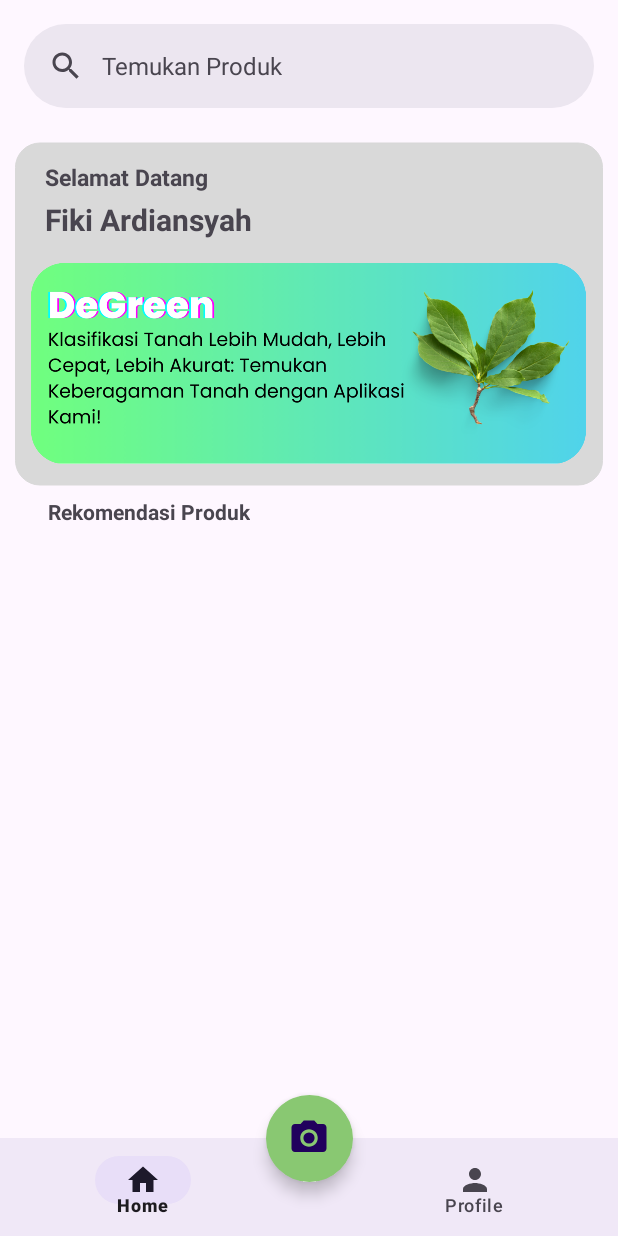
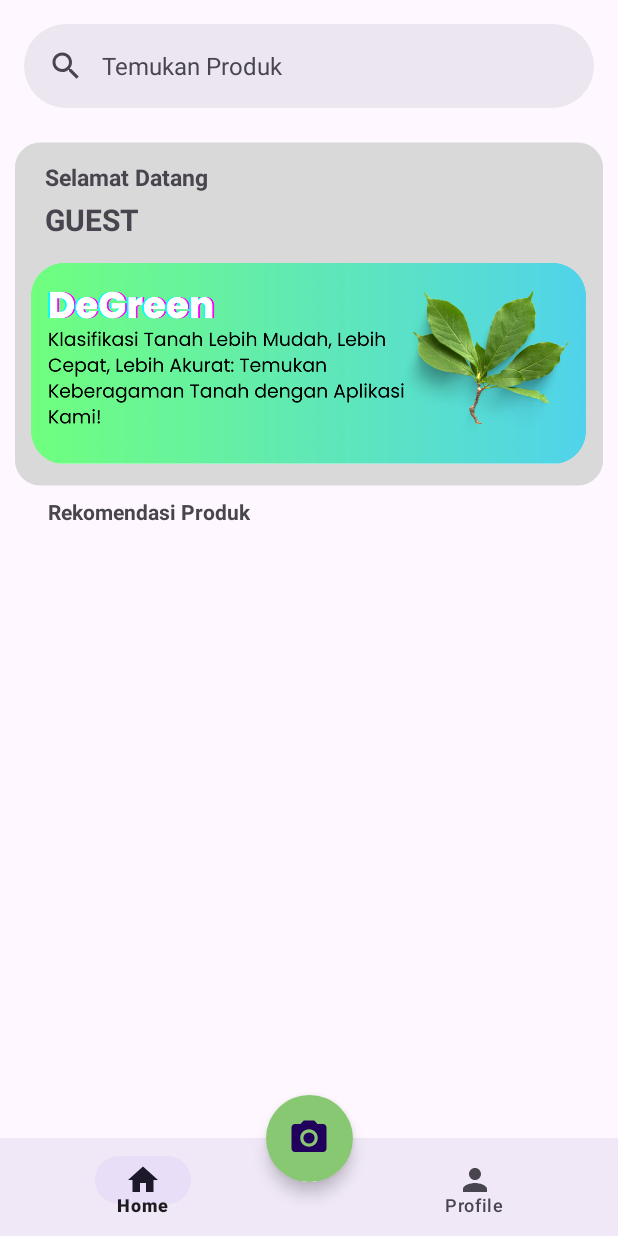
Before and after one commit to Elephantwanttofly/Degreen, an Android app: the HomeFragment screen opened directly, with no data from a screen before it, on a phone screen of 412 x 824 dp. Run offline under Robolectric (Android 15) with nearby library versions, the light colour scheme and no system bars; our stand-ins replace navigation-ui.

Commit message:
sharePreparances

```diff
--- a/MobileDevelopment/app/src/main/java/com/capstone/degreen/ui/home/HomeFragment.kt
+++ b/MobileDevelopment/app/src/main/java/com/capstone/degreen/ui/home/HomeFragment.kt
@@ -1,5 +1,6 @@
 package com.capstone.degreen.ui.home
 
+import android.content.Context
 import android.content.Intent
 import android.os.Bundle
 import android.util.Log
@@ -38,6 +39,16 @@ class HomeFragment : Fragment() {
 
         _binding = FragmentHomeBinding.inflate(inflater, container, false)
         val root: View = binding.root
+
+        // Mengambil nama pengguna dari SharedPreferences
+        val sharedPreferences = requireContext().getSharedPreferences("preferensi aplikasi", Context.MODE_PRIVATE)
+        val username = sharedPreferences.getString("user_name", "GUEST")
+
+
+
+        // Tampilkan nama pengguna di TextView atau elemen UI lainnya
+        val textViewUsername = binding.nameHome
+        textViewUsername.text = username
 
         return root
     }
--- a/MobileDevelopment/app/src/main/res/drawable/corner.xml
+++ b/MobileDevelopment/app/src/main/res/drawable/corner.xml
@@ -5,7 +5,7 @@
     <item>
         <shape>
             <corners android:radius="10dp" />
-            <solid android:color="@color/abu" />
+            <solid android:color="@color/white" />
             <stroke
                 android:width="1dp"
                 android:color="@color/abutua" />
@@ -20,7 +20,7 @@
     <!-- Background -->
     <item android:top="2dp" android:left="2dp" android:right="2dp" android:bottom="2dp">
         <shape>
-            <solid android:color="@color/abu" />
+            <solid android:color="@color/white" />
         </shape>
     </item>
 
--- a/MobileDevelopment/app/src/main/res/layout/fragment_home.xml
+++ b/MobileDevelopment/app/src/main/res/layout/fragment_home.xml
@@ -55,6 +55,7 @@
             android:textStyle="bold"/>
 
         <TextView
+            android:id="@+id/name_home"
             android:layout_width="wrap_content"
             android:layout_height="wrap_content"
             android:layout_gravity="start"
@@ -62,7 +63,7 @@
             android:layout_marginStart="30dp"
             android:textSize="20sp"
             android:textStyle="bold"
-            android:text="@string/name"/>
+            />
 
         <ImageView
             android:layout_width="370dp"
--- a/MobileDevelopment/app/src/main/res/layout/fragment_profile.xml
+++ b/MobileDevelopment/app/src/main/res/layout/fragment_profile.xml
@@ -26,7 +26,6 @@
         android:layout_width="match_parent"
         android:layout_height="wrap_content"
         android:layout_marginTop="32dp"
-        android:text="Rizky"
         android:textAlignment="center"
         android:textColor="@color/black"
         android:textSize="15sp"
```
Also changed, not shown: MobileDevelopment/app/src/main/java/com/capstone/degreen/ui/autent/regist/RegisterActivity.kt (+11 -0 lines), MobileDevelopment/app/src/main/java/com/capstone/degreen/ui/profile/ProfileFragment.kt (+12 -5 lines).
